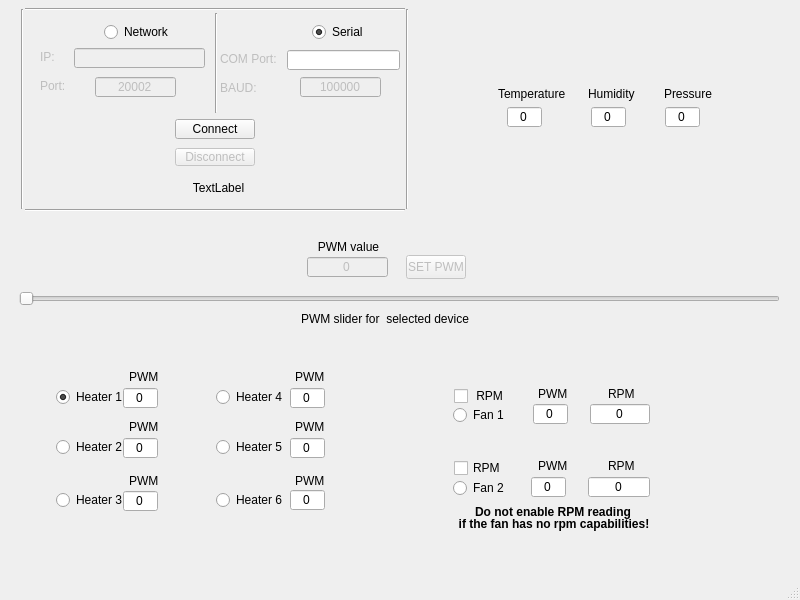
The window that Software/DewController-Qt/mainwindow.ui (radmilofelix/DewController) describes before a commit, drawn with Qt 5.
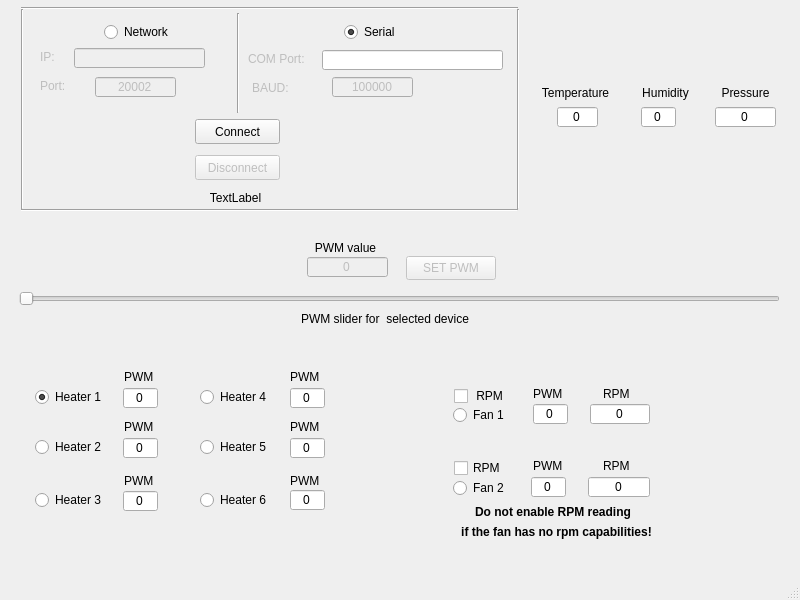
The same window after the commit. Icons and pictures are not drawn.

```diff
--- a/Software/DewController-Qt/mainwindow.ui
+++ b/Software/DewController-Qt/mainwindow.ui
@@ -45,7 +45,7 @@
    <widget class="QRadioButton" name="radioButtonSerial">
     <property name="geometry">
      <rect>
-      <x>312</x>
+      <x>344</x>
       <y>23</y>
       <width>71</width>
       <height>18</height>
@@ -108,7 +108,7 @@
     </property>
     <property name="geometry">
      <rect>
-      <x>300</x>
+      <x>332</x>
       <y>76</y>
       <width>81</width>
       <height>22</height>
@@ -133,7 +133,7 @@
     </property>
     <property name="geometry">
      <rect>
-      <x>220</x>
+      <x>248</x>
       <y>49</y>
       <width>81</width>
       <height>20</height>
@@ -149,7 +149,7 @@
     </property>
     <property name="geometry">
      <rect>
-      <x>220</x>
+      <x>252</x>
       <y>80</y>
       <width>51</width>
       <height>16</height>
@@ -222,10 +222,10 @@
    <widget class="QPushButton" name="connect">
     <property name="geometry">
      <rect>
-      <x>175</x>
+      <x>195</x>
       <y>119</y>
-      <width>80</width>
-      <height>20</height>
+      <width>85</width>
+      <height>25</height>
      </rect>
     </property>
     <property name="text">
@@ -238,10 +238,10 @@
     </property>
     <property name="geometry">
      <rect>
-      <x>175</x>
-      <y>148</y>
-      <width>80</width>
-      <height>18</height>
+      <x>195</x>
+      <y>155</y>
+      <width>85</width>
+      <height>25</height>
      </rect>
     </property>
     <property name="text">
@@ -255,11 +255,17 @@
     <property name="geometry">
      <rect>
       <x>406</x>
-      <y>255</y>
-      <width>60</width>
+      <y>256</y>
+      <width>90</width>
       <height>24</height>
      </rect>
     </property>
+    <property name="sizePolicy">
+     <sizepolicy hsizetype="Preferred" vsizetype="Preferred">
+      <horstretch>0</horstretch>
+      <verstretch>0</verstretch>
+     </sizepolicy>
+    </property>
     <property name="text">
      <string>SET PWM</string>
     </property>
@@ -283,9 +289,9 @@
    <widget class="Line" name="line">
     <property name="geometry">
      <rect>
-      <x>25</x>
+      <x>21</x>
       <y>208</y>
-      <width>380</width>
+      <width>497</width>
       <height>4</height>
      </rect>
     </property>
@@ -309,10 +315,10 @@
    <widget class="Line" name="line_3">
     <property name="geometry">
      <rect>
-      <x>25</x>
-      <y>7</y>
-      <width>380</width>
-      <height>4</height>
+      <x>21</x>
+      <y>0</y>
+      <width>497</width>
+      <height>16</height>
      </rect>
     </property>
     <property name="minimumSize">
@@ -328,7 +334,7 @@
    <widget class="Line" name="line_4">
     <property name="geometry">
      <rect>
-      <x>399</x>
+      <x>510</x>
       <y>9</y>
       <width>16</width>
       <height>200</height>
@@ -341,7 +347,7 @@
    <widget class="Line" name="line_5">
     <property name="geometry">
      <rect>
-      <x>208</x>
+      <x>230</x>
       <y>13</y>
       <width>16</width>
       <height>100</height>
@@ -354,9 +360,9 @@
    <widget class="QLineEdit" name="comPort">
     <property name="geometry">
      <rect>
-      <x>287</x>
+      <x>322</x>
       <y>50</y>
-      <width>113</width>
+      <width>181</width>
       <height>20</height>
      </rect>
     </property>
@@ -546,9 +552,9 @@
    <widget class="QRadioButton" name="radioButtonH1">
     <property name="geometry">
      <rect>
-      <x>56</x>
+      <x>35</x>
       <y>388</y>
-      <width>69</width>
+      <width>81</width>
       <height>18</height>
      </rect>
     </property>
@@ -565,9 +571,9 @@
    <widget class="QRadioButton" name="radioButtonH2">
     <property name="geometry">
      <rect>
-      <x>56</x>
+      <x>35</x>
       <y>438</y>
-      <width>69</width>
+      <width>81</width>
       <height>18</height>
      </rect>
     </property>
@@ -581,9 +587,9 @@
    <widget class="QRadioButton" name="radioButtonH3">
     <property name="geometry">
      <rect>
-      <x>56</x>
+      <x>35</x>
       <y>491</y>
-      <width>69</width>
+      <width>81</width>
       <height>18</height>
      </rect>
     </property>
@@ -597,9 +603,9 @@
    <widget class="QRadioButton" name="radioButtonH4">
     <property name="geometry">
      <rect>
-      <x>216</x>
+      <x>200</x>
       <y>388</y>
-      <width>69</width>
+      <width>81</width>
       <height>18</height>
      </rect>
     </property>
@@ -613,9 +619,9 @@
    <widget class="QRadioButton" name="radioButtonH5">
     <property name="geometry">
      <rect>
-      <x>216</x>
+      <x>200</x>
       <y>438</y>
-      <width>69</width>
+      <width>81</width>
       <height>18</height>
      </rect>
     </property>
@@ -629,9 +635,9 @@
    <widget class="QRadioButton" name="radioButtonH6">
     <property name="geometry">
      <rect>
-      <x>216</x>
+      <x>200</x>
       <y>491</y>
-      <width>69</width>
+      <width>81</width>
       <height>18</height>
      </rect>
     </property>
@@ -677,9 +683,9 @@
    <widget class="QSpinBox" name="temperatureBox">
     <property name="geometry">
      <rect>
-      <x>507</x>
+      <x>557</x>
       <y>106</y>
-      <width>35</width>
+      <width>41</width>
       <height>22</height>
      </rect>
     </property>
@@ -699,7 +705,7 @@
    <widget class="QSpinBox" name="humidityBox">
     <property name="geometry">
      <rect>
-      <x>591</x>
+      <x>641</x>
       <y>106</y>
       <width>35</width>
       <height>22</height>
@@ -721,9 +727,9 @@
    <widget class="QSpinBox" name="airPressureBox">
     <property name="geometry">
      <rect>
-      <x>665</x>
+      <x>715</x>
       <y>106</y>
-      <width>35</width>
+      <width>61</width>
       <height>22</height>
      </rect>
     </property>
@@ -813,7 +819,7 @@
    <widget class="QLabel" name="label">
     <property name="geometry">
      <rect>
-      <x>538</x>
+      <x>533</x>
       <y>388</y>
       <width>37</width>
       <height>12</height>
@@ -826,7 +832,7 @@
    <widget class="QLabel" name="label_2">
     <property name="geometry">
      <rect>
-      <x>608</x>
+      <x>603</x>
       <y>388</y>
       <width>37</width>
       <height>12</height>
@@ -839,7 +845,7 @@
    <widget class="QLabel" name="label_3">
     <property name="geometry">
      <rect>
-      <x>538</x>
+      <x>533</x>
       <y>460</y>
       <width>37</width>
       <height>12</height>
@@ -852,7 +858,7 @@
    <widget class="QLabel" name="label_4">
     <property name="geometry">
      <rect>
-      <x>608</x>
+      <x>603</x>
       <y>460</y>
       <width>37</width>
       <height>12</height>
@@ -865,7 +871,7 @@
    <widget class="QLabel" name="label_5">
     <property name="geometry">
      <rect>
-      <x>129</x>
+      <x>124</x>
       <y>371</y>
       <width>37</width>
       <height>12</height>
@@ -878,7 +884,7 @@
    <widget class="QLabel" name="label_6">
     <property name="geometry">
      <rect>
-      <x>129</x>
+      <x>124</x>
       <y>421</y>
       <width>37</width>
       <height>12</height>
@@ -891,7 +897,7 @@
    <widget class="QLabel" name="label_7">
     <property name="geometry">
      <rect>
-      <x>129</x>
+      <x>124</x>
       <y>475</y>
       <width>37</width>
       <height>12</height>
@@ -904,7 +910,7 @@
    <widget class="QLabel" name="label_8">
     <property name="geometry">
      <rect>
-      <x>295</x>
+      <x>290</x>
       <y>475</y>
       <width>37</width>
       <height>12</height>
@@ -917,7 +923,7 @@
    <widget class="QLabel" name="label_9">
     <property name="geometry">
      <rect>
-      <x>295</x>
+      <x>290</x>
       <y>421</y>
       <width>37</width>
       <height>12</height>
@@ -930,7 +936,7 @@
    <widget class="QLabel" name="label_10">
     <property name="geometry">
      <rect>
-      <x>295</x>
+      <x>290</x>
       <y>371</y>
       <width>37</width>
       <height>12</height>
@@ -943,41 +949,50 @@
    <widget class="QLabel" name="label_11">
     <property name="geometry">
      <rect>
-      <x>498</x>
-      <y>86</y>
-      <width>67</width>
+      <x>530</x>
+      <y>85</y>
+      <width>91</width>
       <height>16</height>
      </rect>
     </property>
     <property name="text">
      <string>Temperature</string>
     </property>
+    <property name="alignment">
+     <set>Qt::AlignCenter</set>
+    </property>
    </widget>
    <widget class="QLabel" name="label_12">
     <property name="geometry">
      <rect>
-      <x>588</x>
-      <y>86</y>
-      <width>53</width>
+      <x>630</x>
+      <y>85</y>
+      <width>71</width>
       <height>16</height>
      </rect>
     </property>
     <property name="text">
      <string>Humidity</string>
     </property>
+    <property name="alignment">
+     <set>Qt::AlignCenter</set>
+    </property>
    </widget>
    <widget class="QLabel" name="label_13">
     <property name="geometry">
      <rect>
-      <x>664</x>
-      <y>86</y>
-      <width>55</width>
+      <x>710</x>
+      <y>85</y>
+      <width>71</width>
       <height>16</height>
      </rect>
     </property>
     <property name="text">
      <string>Pressure</string>
     </property>
+    <property name="alignment">
+     <set>Qt::AlignCenter</set>
+    </property>
    </widget>
    <widget class="QLabel" name="label_14">
     <property name="geometry">
@@ -998,9 +1013,9 @@
    <widget class="QLabel" name="label_15">
     <property name="geometry">
      <rect>
-      <x>318</x>
-      <y>239</y>
-      <width>61</width>
+      <x>280</x>
+      <y>240</y>
+      <width>131</width>
       <height>16</height>
      </rect>
     </property>
@@ -1035,10 +1050,10 @@
    <widget class="QLabel" name="label_17">
     <property name="geometry">
      <rect>
-      <x>423</x>
+      <x>361</x>
       <y>516</y>
-      <width>262</width>
-      <height>16</height>
+      <width>391</width>
+      <height>31</height>
      </rect>
     </property>
     <property name="font">
@@ -1056,8 +1071,8 @@
    <widget class="QLabel" name="label_18">
     <property name="geometry">
      <rect>
-      <x>138</x>
-      <y>170</y>
+      <x>155</x>
+      <y>180</y>
       <width>161</width>
       <height>35</height>
      </rect>
```
Left out of the diff: 10 changed lines with no effect on the pictures.
